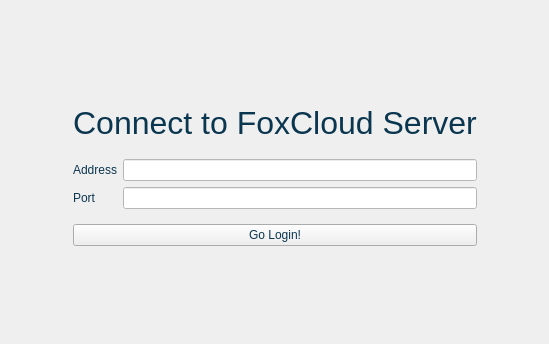
The window that client/login.ui (nekosilverfox/foxcloud) describes before a commit, drawn with Qt 5.
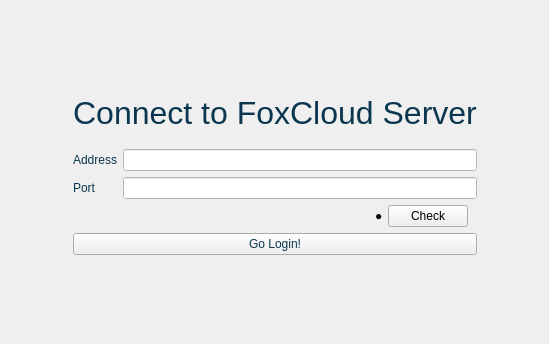
The same window after the commit. The open tabs and pages were chosen to show the change. Custom widgets are drawn as their Qt base class.

Patch:
```diff
--- a/client/login.ui
+++ b/client/login.ui
@@ -670,12 +670,57 @@
                </layout>
               </widget>
              </item>
+             <item>
+              <widget class="QWidget" name="widget_4" native="true">
+               <layout class="QHBoxLayout" name="horizontalLayout_7">
+                <property name="spacing">
+                 <number>5</number>
+                </property>
+                <property name="topMargin">
+                 <number>0</number>
+                </property>
+                <property name="bottomMargin">
+                 <number>0</number>
+                </property>
+                <item>
+                 <spacer name="horizontalSpacer_5">
+                  <property name="orientation">
+                   <enum>Qt::Horizontal</enum>
+                  </property>
+                  <property name="sizeHint" stdset="0">
+                   <size>
+                    <width>209</width>
+                    <height>20</height>
+                   </size>
+                  </property>
+                 </spacer>
+                </item>
+                <item>
+                 <widget class="QLabel" name="lbIsConnected">
+                  <property name="text">
+                   <string>●</string>
+                  </property>
+                 </widget>
+                </item>
+                <item>
+                 <widget class="QPushButton" name="btnCheckConnect">
+                  <property name="text">
+                   <string>Check</string>
+                  </property>
+                 </widget>
+                </item>
+               </layout>
+              </widget>
+             </item>
              <item>
               <widget class="QWidget" name="widget_13" native="true">
                <layout class="QHBoxLayout" name="horizontalLayout_8">
                 <property name="leftMargin">
                  <number>0</number>
                 </property>
+                <property name="topMargin">
+                 <number>0</number>
+                </property>
                 <property name="rightMargin">
                  <number>0</number>
                 </property>
```
Left out of the diff: 30 changed lines with no effect on the pictures.
